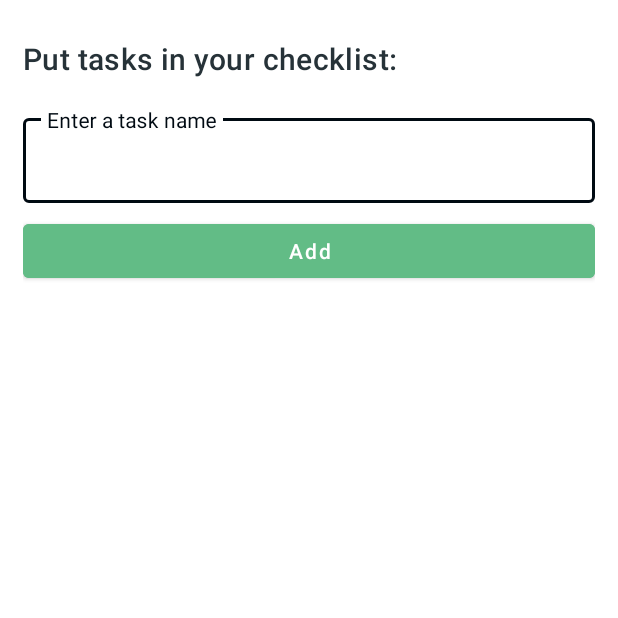
After one commit to Wottrich/android-smart-checklist, an Android app: the fragment TaskListFragment shown on its own in the app's theme, on a phone screen of 412 x 824 dp, the top half of it. The commit adds this screen. Run offline under Robolectric (Android 15) with nearby library versions, the phone set to English and light mode, and no system bars; our stand-ins replace data binding.

Commit message:
Creating screen to create task list

```diff
--- a/featurenew/build.gradle
+++ b/featurenew/build.gradle
@@ -45,6 +45,7 @@ dependencies {
 
     api project(path: ":database")
     api project(path: ":tools")
+    implementation 'androidx.legacy:legacy-support-v4:1.0.0'
 
     //Test
     testImplementation "junit:junit:$junit_version"
--- a/featurenew/src/main/java/wottrich/github/io/featurenew/injection/NewChecklistModule.kt
+++ b/featurenew/src/main/java/wottrich/github/io/featurenew/injection/NewChecklistModule.kt
@@ -2,7 +2,8 @@ package wottrich.github.io.featurenew.injection
 
 import org.koin.androidx.viewmodel.dsl.viewModel
 import org.koin.dsl.module
-import wottrich.github.io.featurenew.view.NewChecklistViewModel
+import wottrich.github.io.featurenew.view.ChecklistNameViewModel
+import wottrich.github.io.featurenew.view.task.TaskListViewModel
 
 /**
  * @author Wottrich
@@ -15,6 +16,7 @@ import wottrich.github.io.featurenew.view.NewChecklistViewModel
 
 val featureNewModule = module {
 
-    viewModel { NewChecklistViewModel() }
+    viewModel { ChecklistNameViewModel() }
+    viewModel { TaskListViewModel() }
 
 }
--- a/featurenew/src/main/java/wottrich/github/io/featurenew/view/NewChecklistViewModel.kt
+++ b/featurenew/src/main/java/wottrich/github/io/featurenew/view/ChecklistNameViewModel.kt
@@ -14,7 +14,7 @@ import wottrich.github.io.database.dao.ChecklistDao
  *
  */
 
-class NewChecklistViewModel : ViewModel() {
+class ChecklistNameViewModel : ViewModel() {
 
     val checklistName = MutableLiveData<String>()
 
--- /dev/null
+++ b/featurenew/src/main/java/wottrich/github/io/featurenew/view/task/TaskListFragment.kt
@@ -0,0 +1,63 @@
+package wottrich.github.io.featurenew.view.task
+
+import android.os.Bundle
+import androidx.fragment.app.Fragment
+import android.view.LayoutInflater
+import android.view.View
+import android.view.ViewGroup
+import androidx.databinding.DataBindingUtil
+import org.koin.androidx.viewmodel.ext.android.viewModel
+import wottrich.github.io.featurenew.R
+import wottrich.github.io.featurenew.databinding.FragmentTaskListBinding
+import wottrich.github.io.featurenew.dialogs.showErrorDialog
+import wottrich.github.io.featurenew.view.task.TaskListViewModel.Companion.ERROR_EMPTY_TASK
+
+class TaskListFragment : Fragment() {
+
+    private val taskListFragment = this
+
+    private val viewModel by viewModel<TaskListViewModel>()
+    private lateinit var binding: FragmentTaskListBinding
+
+    override fun onCreateView(
+        inflater: LayoutInflater, container: ViewGroup?,
+        savedInstanceState: Bundle?
+    ): View? {
+        binding = DataBindingUtil.inflate(
+            layoutInflater, R.layout.fragment_task_list, container, false
+        )
+        return binding.root
+    }
+
+    override fun onViewCreated(view: View, savedInstanceState: Bundle?) {
+        super.onViewCreated(view, savedInstanceState)
+        setupBinding()
+        setupObservables()
+        setupListeners()
+    }
+
+    private fun setupBinding() {
+        binding.apply {
+            lifecycleOwner = viewLifecycleOwner
+            viewModel = taskListFragment.viewModel
+        }
+    }
+
+    private fun setupObservables() {
+        viewModel.apply {
+            errorMessage.observe(viewLifecycleOwner) {
+                when (it) {
+                    ERROR_EMPTY_TASK -> showErrorDialog(R.string.fragment_task_list_error_add_item)
+                    else -> showErrorDialog(R.string.unknown)
+                }
+            }
+        }
+    }
+
+    private fun setupListeners() {
+        binding.btnAdd.setOnClickListener {
+            viewModel.verifyTaskNameToAddItem()
+        }
+    }
+
+}
--- /dev/null
+++ b/featurenew/src/main/java/wottrich/github/io/featurenew/view/task/TaskListViewModel.kt
@@ -0,0 +1,52 @@
+package wottrich.github.io.featurenew.view.task
+
+import androidx.lifecycle.LiveData
+import androidx.lifecycle.MutableLiveData
+import androidx.lifecycle.ViewModel
+import wottrich.github.io.database.entity.Task
+
+/**
+ * @author Wottrich
+ * @author wottrich78@gmail.com
+ * @since 21/09/2020
+ *
+ * Copyright © 2020 AndroidSmartCheckList. All rights reserved.
+ *
+ */
+
+class TaskListViewModel : ViewModel() {
+
+    val taskName = MutableLiveData<String>()
+
+    private val _errorMessage = MutableLiveData<String>()
+    val errorMessage = _errorMessage as LiveData<String>
+
+    private val listOfTaskName = mutableListOf<Task>()
+
+    fun verifyTaskNameToAddItem() {
+        val taskName = taskName.value
+        if (!taskName.isNullOrEmpty()) {
+            addTaskAndClearText(taskName)
+        } else {
+            _errorMessage.value = ERROR_EMPTY_TASK
+        }
+    }
+
+    private fun addTaskAndClearText(taskName: String) {
+        listOfTaskName.add(generateTask(taskName))
+        clearTaskName()
+    }
+
+    private fun generateTask(taskName: String): Task {
+        return Task(name = taskName)
+    }
+
+    private fun clearTaskName() {
+        taskName.value = ""
+    }
+
+    companion object {
+        const val ERROR_EMPTY_TASK = "TaskListViewModelEmptyTask"
+    }
+
+}
--- a/featurenew/src/main/res/layout/activity_new_checklist.xml
+++ b/featurenew/src/main/res/layout/activity_new_checklist.xml
@@ -34,7 +34,7 @@
             android:layout_height="match_parent"
             android:keepScreenOn="true"
             app:defaultNavHost="true"
-            app:navGraph="@navigation/nav_detail" />
+            app:navGraph="@navigation/nav_new_checklist" />
 
 
     </androidx.coordinatorlayout.widget.CoordinatorLayout>
--- a/featurenew/src/main/res/layout/fragment_new_checklist.xml
+++ b/featurenew/src/main/res/layout/fragment_checklist_name.xml
@@ -5,11 +5,11 @@
 
     <data>
 
-        <import type="wottrich.github.io.featurenew.view.NewChecklistViewModel"/>
+        <import type="wottrich.github.io.featurenew.view.ChecklistNameViewModel"/>
 
         <variable
             name="viewModel"
-            type="NewChecklistViewModel" />
+            type="ChecklistNameViewModel" />
 
     </data>
 
@@ -17,7 +17,7 @@
         android:layout_width="match_parent"
         android:layout_height="match_parent"
         android:padding="15dp"
-        tools:context=".view.NewChecklistFragment">
+        tools:context=".view.ChecklistNameFragment">
 
         <com.google.android.material.textview.MaterialTextView
             style="@style/TextViewSection"
--- /dev/null
+++ b/featurenew/src/main/res/layout/fragment_task_list.xml
@@ -0,0 +1,76 @@
+<?xml version="1.0" encoding="utf-8"?>
+<layout xmlns:android="http://schemas.android.com/apk/res/android"
+    xmlns:app="http://schemas.android.com/apk/res-auto"
+    xmlns:tools="http://schemas.android.com/tools">
+
+    <data>
+
+        <import type="wottrich.github.io.featurenew.view.task.TaskListViewModel"/>
+
+        <variable
+            name="viewModel"
+            type="TaskListViewModel" />
+
+    </data>
+
+    <androidx.constraintlayout.widget.ConstraintLayout
+        android:layout_width="match_parent"
+        android:layout_height="match_parent"
+        android:padding="15dp"
+        tools:context=".view.task.TaskListFragment">
+
+        <com.google.android.material.textview.MaterialTextView
+            android:id="@+id/tvTaskListTitle"
+            style="@style/TextViewSection"
+            android:layout_width="0dp"
+            android:layout_height="wrap_content"
+            android:layout_marginTop="10dp"
+            android:maxLines="3"
+            android:text="@string/fragment_task_list_title"
+            app:layout_constraintEnd_toEndOf="parent"
+            app:layout_constraintStart_toStartOf="parent"
+            app:layout_constraintTop_toTopOf="parent" />
+
+        <com.google.android.material.textfield.TextInputLayout
+            android:id="@+id/textInputLayoutTaskName"
+            style="@style/Widget.MaterialComponents.TextInputLayout"
+            android:layout_width="match_parent"
+            android:layout_height="wrap_content"
+            android:layout_marginTop="20dp"
+            android:hint="@string/fragment_task_list_type_task_name_hint"
+            app:endIconMode="clear_text"
+            app:layout_constraintTop_toBottomOf="@id/tvTaskListTitle">
+
+            <com.google.android.material.textfield.TextInputEditText
+                android:id="@+id/etTaskName"
+                android:layout_width="match_parent"
+                android:layout_height="wrap_content"
+                android:autofillHints="no"
+                android:text="@={ viewModel.taskName }" />
+
+        </com.google.android.material.textfield.TextInputLayout>
+
+        <com.google.android.material.button.MaterialButton
+            android:contentDescription="@string/fragment_task_list_click_to_add_item"
+            android:id="@+id/btnAdd"
+            app:layout_constraintVertical_bias="1"
+            app:layout_constraintTop_toBottomOf="@id/textInputLayoutTaskName"
+            android:theme="@style/AppTheme"
+            android:text="@string/fragment_task_list_add_item"
+            style="@style/ButtonDefault"
+            app:layout_constraintEnd_toEndOf="parent"
+            app:layout_constraintStart_toStartOf="parent"
+            android:layout_width="match_parent"
+            android:layout_height="wrap_content"/>
+
+        <androidx.recyclerview.widget.RecyclerView
+            android:id="@+id/rvTasks"
+            app:layout_constraintTop_toBottomOf="@id/btnAdd"
+            app:layout_constraintBottom_toBottomOf="parent"
+            android:clipToPadding="false"
+            android:layout_width="match_parent"
+            android:layout_height="0dp"/>
+
+
+    </androidx.constraintlayout.widget.ConstraintLayout>
+</layout>
--- a/featurenew/src/main/res/values/strings.xml
+++ b/featurenew/src/main/res/values/strings.xml
@@ -3,4 +3,10 @@
     <string name="fragment_new_checklist_example_hint">Ex.: Shopping list</string>
     <string name="fragment_new_checklist_button_continue">Next</string>
     <string name="fragment_new_checklist_error_continue">Fill all fields to continue</string>
+
+    <string name="fragment_task_list_title">Put tasks in your checklist:</string>
+    <string name="fragment_task_list_type_task_name_hint">Enter a task name</string>
+    <string name="fragment_task_list_click_to_add_item">Click to add item</string>
+    <string name="fragment_task_list_add_item">Add</string>
+    <string name="fragment_task_list_error_add_item">You cannot add empty task. Please, type a name to continue.</string>
 </resources>
```
Also changed, not shown: featurenew/src/main/java/wottrich/github/io/featurenew/dialogs/NewChecklistDialogs.kt (renamed from featurenew/src/main/java/wottrich/github/io/featurenew/dialogs/NewChecklistFragmentDialog.kt, +4 -6 lines), featurenew/src/main/java/wottrich/github/io/featurenew/view/ChecklistNameFragment.kt (renamed from featurenew/src/main/java/wottrich/github/io/featurenew/view/NewChecklistFragment.kt, +9 -10 lines), featurenew/src/main/java/wottrich/github/io/featurenew/view/adapter/TaskAdapter.kt (added, +10 -0 lines), featurenew/src/main/java/wottrich/github/io/featurenew/view/adapter/TaskViewHolder.kt (added, +37 -0 lines), featurenew/src/main/res/layout/row_task.xml (added, +19 -0 lines), featurenew/src/main/res/navigation/nav_detail.xml (deleted, +0 -13 lines), featurenew/src/main/res/navigation/nav_new_checklist.xml (added, +19 -0 lines), tools/src/main/java/wottrich/github/io/tools/extensions/ContextExtensions.kt (added, +16 -0 lines), tools/src/main/res/drawable/ic_arrow_back.xml (+10 -4 lines), tools/src/main/res/values/styles.xml (+0 -20 lines), tools/src/main/res/values/styles_typography.xml (added, +22 -0 lines), 1 other file.
